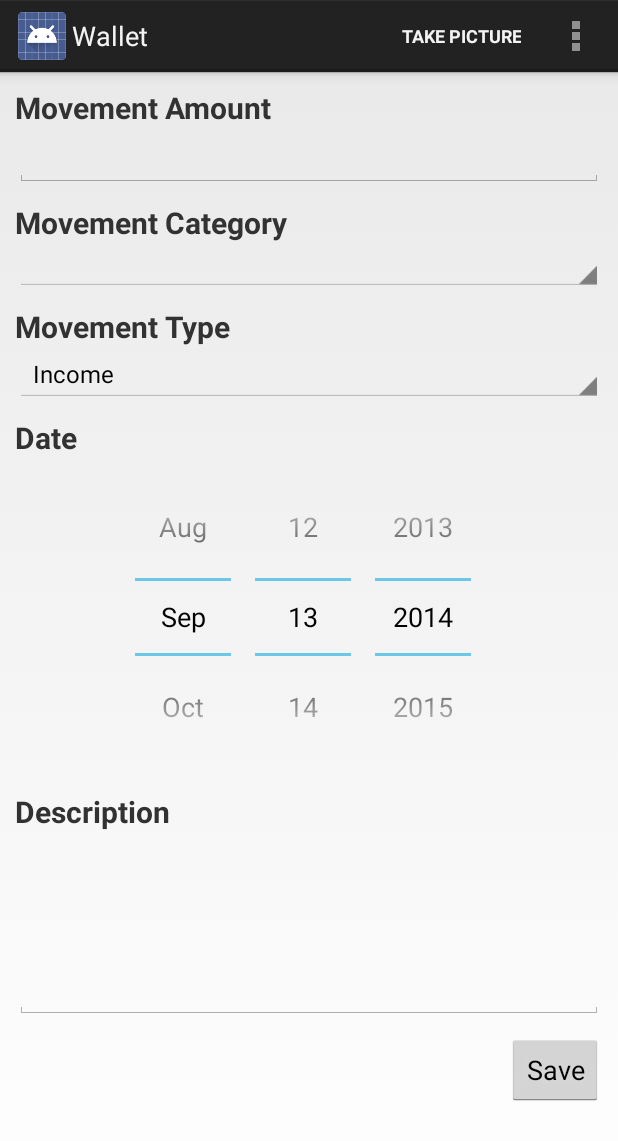
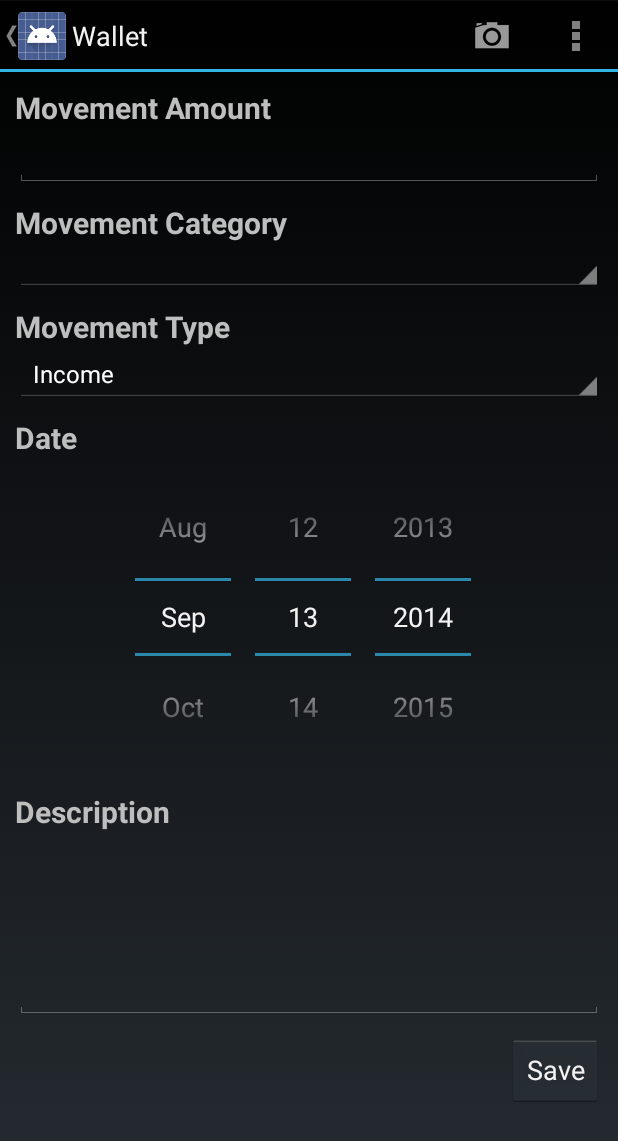
Before and after one commit to nfloresv/Wallet, an Android app: the HomeActivity screen opened directly, with no data from a screen before it, after a tap on "Save", on a phone screen of 412 x 824 dp. Shown: the top 1141 px of the screen. Run offline under Robolectric (Android 15) with nearby library versions, the phone set to English and light mode, and no system bars; 3 statements that could not run were skipped.

Commit message:
Movement Image and Drawer Layout
* Add the posibility to take a picture of the movement
* Add the drawer button to open/close

```diff
--- a/app/src/main/java/com/flores/nico/wallet/HomeActivity.java
+++ b/app/src/main/java/com/flores/nico/wallet/HomeActivity.java
@@ -1,12 +1,16 @@
 package com.flores.nico.wallet;
 
+import android.app.ActionBar;
 import android.app.Activity;
 import android.app.Fragment;
 import android.app.FragmentManager;
 import android.app.FragmentTransaction;
 import android.content.Context;
 import android.content.Intent;
+import android.content.res.Configuration;
 import android.os.Bundle;
+import android.support.v4.app.ActionBarDrawerToggle;
+import android.support.v4.view.GravityCompat;
 import android.support.v4.widget.DrawerLayout;
 import android.view.Menu;
 import android.view.MenuItem;
@@ -23,6 +27,10 @@ public class HomeActivity extends Activity {
     private Fragment actualFragment;
     private ListView mDrawerList;
     private Credentials credentials;
+    private DrawerLayout mDrawerLayout;
+    private ActionBarDrawerToggle mDrawerToggle;
+    private CharSequence mDrawerTitle;
+    private CharSequence mTitle;
 
     public static final int LOGIN_ACTIVITY_REQUEST_CODE = 0x00001;
 
@@ -55,6 +63,36 @@ public class HomeActivity extends Activity {
                 .replace(R.id.container, actualFragment)
                 .commit();
 
+        final ActionBar actionBar = getActionBar();
+        mTitle = mDrawerTitle = getTitle();
+        mDrawerLayout = (DrawerLayout) findViewById(R.id.drawer_layout);
+        // set a custom shadow that overlays the main content when the drawer opens
+        mDrawerLayout.setDrawerShadow(R.drawable.drawer_shadow, GravityCompat.START);
+        mDrawerToggle = new ActionBarDrawerToggle(this, mDrawerLayout, R.drawable.ic_drawer,
+                R.string.drawer_open, R.string.drawer_close) {
+            @Override
+            public void onDrawerClosed (View drawerView) {
+                super.onDrawerClosed(drawerView);
+                if (actionBar != null) {
+                    actionBar.setTitle(mTitle);
+                }
+            }
+
+            @Override
+            public void onDrawerOpened (View drawerView) {
+                super.onDrawerOpened(drawerView);
+                if (actionBar != null) {
+                    actionBar.setTitle(mDrawerTitle);
+                }
+            }
+        };
+        mDrawerLayout.setDrawerListener(mDrawerToggle);
+
+        if (actionBar != null) {
+            actionBar.setDisplayHomeAsUpEnabled(true);
+            actionBar.setHomeButtonEnabled(true);
+        }
+
         if (!credentials.isUserLoggedIn()) {
             //Only pre load the database if the user is not logged in
             Initializer initializer = new Initializer(getApplicationContext(),
@@ -80,7 +118,9 @@ public class HomeActivity extends Activity {
         // automatically handle clicks on the Home/Up button, so long
         // as you specify a parent activity in AndroidManifest.xml.
         int id = item.getItemId();
-        if (id == R.id.action_settings) {
+        if (mDrawerToggle.onOptionsItemSelected(item)) {
+            return true;
+        } else if (id == R.id.action_settings) {
             return true;
         } else if (id == R.id.action_logout) {
             boolean result = credentials.setLogout();
@@ -112,11 +152,22 @@ public class HomeActivity extends Activity {
         }
     }
 
+    @Override
+    protected void onPostCreate (Bundle savedInstanceState) {
+        super.onPostCreate(savedInstanceState);
+        mDrawerToggle.syncState();
+    }
+
+    @Override
+    public void onConfigurationChanged (Configuration newConfig) {
+        super.onConfigurationChanged(newConfig);
+        mDrawerToggle.onConfigurationChanged(newConfig);
+    }
+
     private class DrawerItemClickListener implements ListView.OnItemClickListener {
         public void onItemClick(AdapterView parent, View view, int position, long id) {
             selectItem(position);
             mDrawerList.setItemChecked(position, true);
-            DrawerLayout mDrawerLayout = (DrawerLayout) findViewById(R.id.drawer_layout);
             mDrawerLayout.closeDrawer(mDrawerList);
         }
     }
@@ -124,12 +175,16 @@ public class HomeActivity extends Activity {
     private void selectItem (int position) {
         if (position == 1) {
             actualFragment = new MovementFragment();
+            mTitle = getString(R.string.title_movement_fragment);
         } else if (position == 2) {
             actualFragment = new AllMovementsFragment();
+            mTitle = getString(R.string.title_all_movements_fragment);
         } else if (position == 3) {
             actualFragment = new DashboardFragment();
+            mTitle = getString(R.string.title_dashboard_fragment);
         } else if (position == 4) {
             actualFragment = new CategoryFragment();
+            mTitle = getString(R.string.title_category_fragment);
         }
         FragmentManager fragmentManager = getFragmentManager();
         fragmentManager.beginTransaction()
--- a/app/src/main/java/com/flores/nico/wallet/MovementFragment.java
+++ b/app/src/main/java/com/flores/nico/wallet/MovementFragment.java
@@ -42,11 +42,11 @@ import java.util.List;
  *
  */
 public class MovementFragment extends Fragment {
-    public static final int CAPTURE_IMAGE_ACTIVITY_REQUEST_CODE = 0x00011;
-
     private CategorySpinnerAdapter movementCategoryArray;
     private ArrayAdapter<CharSequence> movementTypeArray;
     private Uri fileUri;
+
+    public static final int CAPTURE_IMAGE_ACTIVITY_REQUEST_CODE = 0x00011;
 
     public static MovementFragment newInstance() {
         MovementFragment fragment = new MovementFragment();
@@ -139,23 +139,6 @@ public class MovementFragment extends Fragment {
         }
     }
 
-    public void saveMovement(View view) {
-        Context context = getActivity().getApplicationContext();
-        int duration = Toast.LENGTH_SHORT;
-        String message;
-
-        boolean result = createMovement();
-        if (result) {
-            message = getString(R.string.toast_movement_fragment_movement_saved);
-            resetView();
-        } else {
-            message = getString(R.string.toast_movement_fragment_movement_error);
-        }
-
-        Toast toast = Toast.makeText(context, message, duration);
-        toast.show();
-    }
-
     private boolean createMovement() {
         EditText movementAmount = (EditText) getActivity().findViewById(R.id.inputMovementAmount);
         Spinner movementCategory = (Spinner) getActivity().findViewById(R.id.inputMovementCategory);
@@ -220,4 +203,22 @@ public class MovementFragment extends Fragment {
         }
         return null;
     }
+
+    public void saveMovement(View view) {
+        Context context = getActivity().getApplicationContext();
+        int duration = Toast.LENGTH_SHORT;
+        String message;
+
+        boolean result = createMovement();
+        if (result) {
+            message = getString(R.string.toast_movement_fragment_movement_saved);
+            resetView();
+        } else {
+            message = getString(R.string.toast_movement_fragment_movement_error);
+        }
+
+        Toast toast = Toast.makeText(context, message, duration);
+        toast.show();
+    }
+
 }
--- a/app/src/main/res/layout/activity_home.xml
+++ b/app/src/main/res/layout/activity_home.xml
@@ -17,7 +17,7 @@
         android:layout_gravity="start"
         android:choiceMode="singleChoice"
         android:divider="@android:color/transparent"
-        android:background="#cccccc"
+        android:background="#2E2E2E"
         android:dividerHeight="0dp" />
 
 </android.support.v4.widget.DrawerLayout>
--- a/app/src/main/res/menu/movement.xml
+++ b/app/src/main/res/menu/movement.xml
@@ -4,6 +4,7 @@
     <item android:id="@+id/action_movement_capture_image"
           android:orderInCategory="10"
           android:title="@string/action_movement_capture_image"
-          android:showAsAction="ifRoom" />
+          android:showAsAction="ifRoom"
+          android:icon="@android:drawable/ic_menu_camera" />
 
 </menu>
--- a/app/src/main/res/values/strings.xml
+++ b/app/src/main/res/values/strings.xml
@@ -4,11 +4,17 @@
     <!-- Application Titles -->
     <string name="app_name">Wallet</string>
     <string name="title_activity_login">Login</string>
+    <string name="title_category_fragment">Category</string>
+    <string name="title_dashboard_fragment">Dashboard</string>
+    <string name="title_movement_fragment">Movement</string>
+    <string name="title_all_movements_fragment">Las Movements</string>
 
     <!-- Menu Items -->
     <string name="action_settings">Settings</string>
     <string name="action_logout">Logout</string>
     <string name="action_movement_capture_image">Take Picture</string>
+    <string name="drawer_open">Drawer open</string>
+    <string name="drawer_close">Drawer close</string>
 
     <!-- Codes -->
     <string name="preferences_credentials">com.flores.nico.utils.CREDENTIALS_PREFERENCES</string>
@@ -74,6 +80,7 @@
     <string name="dashboard_fragment_tv_account_outcome">Account Outcome</string>
     <string name="category_fragment_tv_name">Category Name</string>
     <string name="category_fragment_tv_description">Category Description</string>
+
     <!-- Arrays -->
     <string-array name="drawer_section_array">
         <item>Movement</item>
--- a/app/src/main/res/values/styles.xml
+++ b/app/src/main/res/values/styles.xml
@@ -1,7 +1,7 @@
 <resources>
 
     <!-- Base application theme. -->
-    <style name="AppTheme" parent="android:Theme.Holo.Light.DarkActionBar">
+    <style name="AppTheme" parent="android:Theme.Holo">
         <!-- Customize your theme here. -->
     </style>
 
```
Also changed, not shown: app/src/main/java/com/flores/nico/wallet/LoginActivity.java (+4 -5 lines), app/src/main/res/drawable-hdpi/drawer_shadow.9.png (added), app/src/main/res/drawable-hdpi/ic_drawer.png (added), app/src/main/res/drawable-mdpi/drawer_shadow.9.png (added), app/src/main/res/drawable-mdpi/ic_drawer.png (added), app/src/main/res/drawable-xhdpi/drawer_shadow.9.png (added), app/src/main/res/drawable-xhdpi/ic_drawer.png (added), app/src/main/res/drawable-xxhdpi/drawer_shadow.9.png (added), app/src/main/res/drawable-xxhdpi/ic_drawer.png (added).
